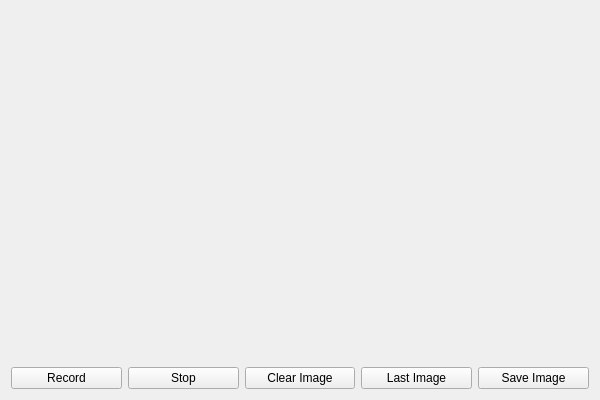
Paulafernandeztorres/DeteccionCodigos, file DeteccionCodigos/DeteccionCodigos.ui: the form before one commit.
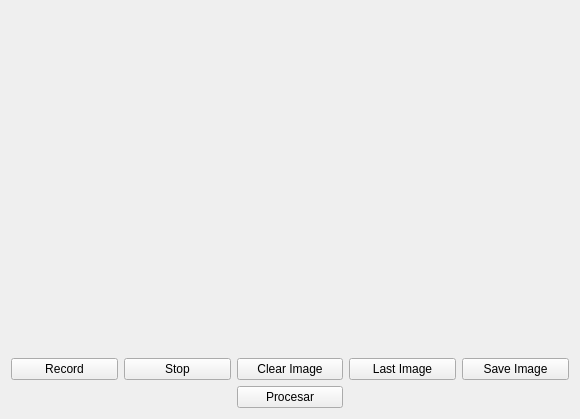
The form after the commit.

Commit message: Procesar imagen capturada

```diff
--- a/DeteccionCodigos/DeteccionCodigos.ui
+++ b/DeteccionCodigos/DeteccionCodigos.ui
@@ -6,8 +6,8 @@
    <rect>
     <x>0</x>
     <y>0</y>
-    <width>600</width>
-    <height>400</height>
+    <width>580</width>
+    <height>419</height>
    </rect>
   </property>
   <property name="windowTitle">
@@ -15,42 +15,14 @@
   </property>
   <widget class="QWidget" name="centralWidget">
    <layout class="QGridLayout" name="gridLayout">
-    <item row="1" column="0">
-     <widget class="QPushButton" name="btnRecord">
-      <property name="text">
-       <string>Record</string>
-      </property>
-     </widget>
-    </item>
-    <item row="1" column="1">
-     <widget class="QPushButton" name="btnStop">
-      <property name="text">
-       <string>Stop</string>
-      </property>
-     </widget>
-    </item>
-    <item row="1" column="2">
-     <widget class="QPushButton" name="btnClear">
-      <property name="text">
-       <string>Clear Image</string>
-      </property>
-     </widget>
-    </item>
-    <item row="1" column="3">
+    <item row="3" column="3">
      <widget class="QPushButton" name="btnLastImage">
       <property name="text">
        <string>Last Image</string>
       </property>
      </widget>
     </item>
-    <item row="1" column="4">
-     <widget class="QPushButton" name="btnSaveImage">
-      <property name="text">
-       <string>Save Image</string>
-      </property>
-     </widget>
-    </item>
-    <item row="0" column="0" colspan="5">
+    <item row="2" column="4">
      <widget class="QLabel" name="label">
       <property name="text">
        <string/>
@@ -60,6 +32,41 @@
       </property>
      </widget>
     </item>
+    <item row="3" column="4">
+     <widget class="QPushButton" name="btnSaveImage">
+      <property name="text">
+       <string>Save Image</string>
+      </property>
+     </widget>
+    </item>
+    <item row="3" column="2">
+     <widget class="QPushButton" name="btnClear">
+      <property name="text">
+       <string>Clear Image</string>
+      </property>
+     </widget>
+    </item>
+    <item row="3" column="1">
+     <widget class="QPushButton" name="btnStop">
+      <property name="text">
+       <string>Stop</string>
+      </property>
+     </widget>
+    </item>
+    <item row="3" column="0">
+     <widget class="QPushButton" name="btnRecord">
+      <property name="text">
+       <string>Record</string>
+      </property>
+     </widget>
+    </item>
+    <item row="4" column="2">
+     <widget class="QPushButton" name="btnProcesarImagen">
+      <property name="text">
+       <string>Procesar</string>
+      </property>
+     </widget>
+    </item>
    </layout>
   </widget>
  </widget>
```
The commit also changes 2 other files.
